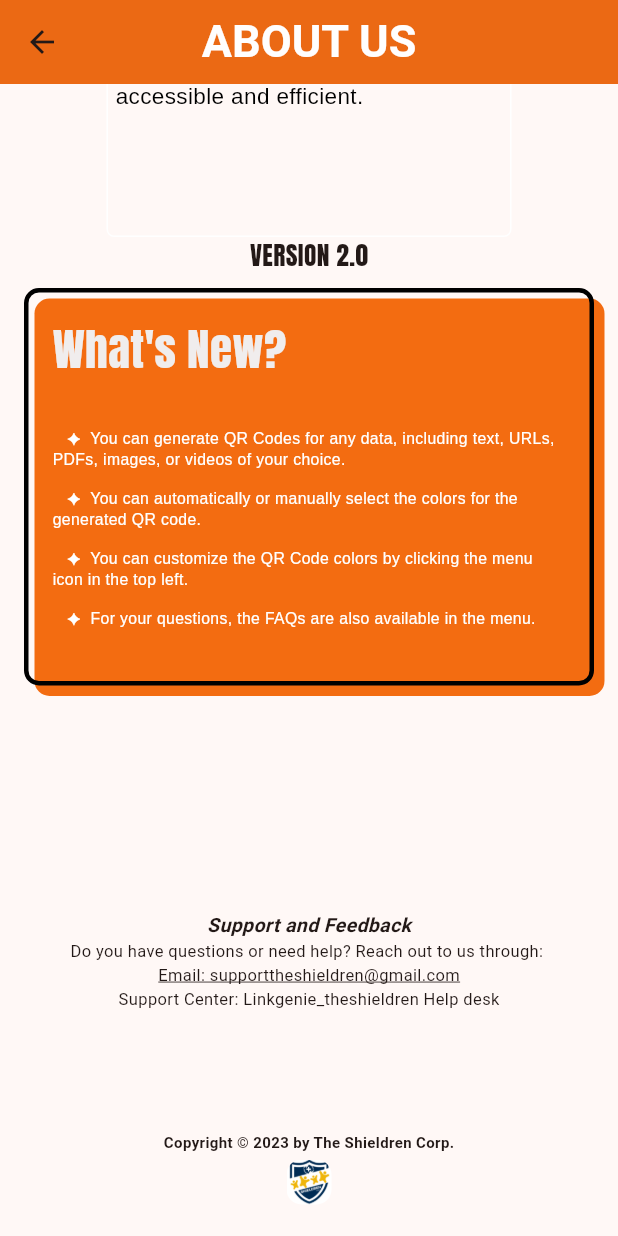
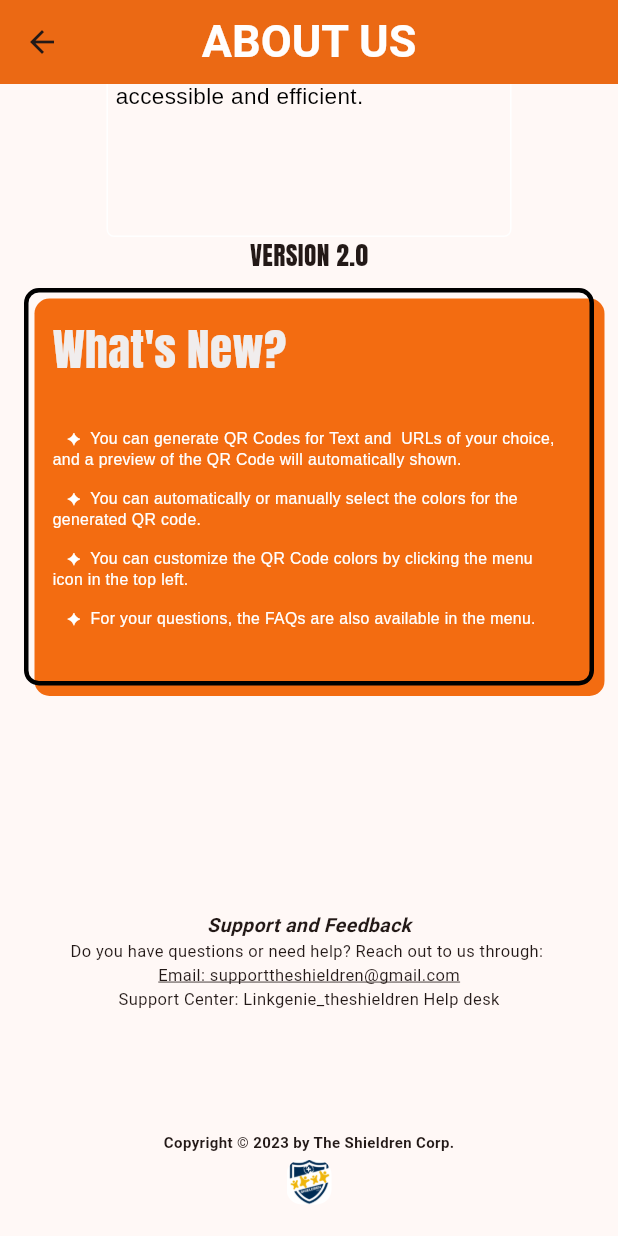
Before and after one commit to rovalen-joy/cc206-linkgenie, a Flutter app: the About_Us screen opened by its route, scrolled down 407 dp, on a phone screen of 412 x 824 dp. Run offline on Flutter 3.47's test engine with Material 3 defaults, Android fonts, the light colour scheme and no system bars; our stand-ins replace flutter_colorpicker, qr_flutter.

Commit message:
Modified the code.

```diff
--- a/lib/features/about-us.dart
+++ b/lib/features/about-us.dart
@@ -137,7 +137,7 @@ class About_Us extends StatelessWidget {
                         ),
                         SizedBox(height: 30),
                         Text(
-                          '   ✦  You can generate QR Codes for any data, including text, URLs, PDFs, images, or videos of your choice.',
+                          '   ✦  You can generate QR Codes for Text and  URLs of your choice, and a preview of the QR Code will automatically shown.',
                           style: TextStyle(
                             fontSize: 10.5,
                             fontWeight: FontWeight.w500,
```
